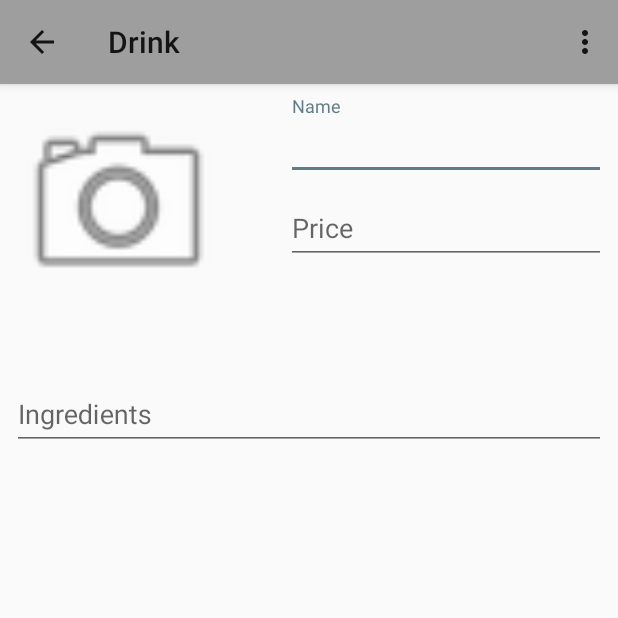
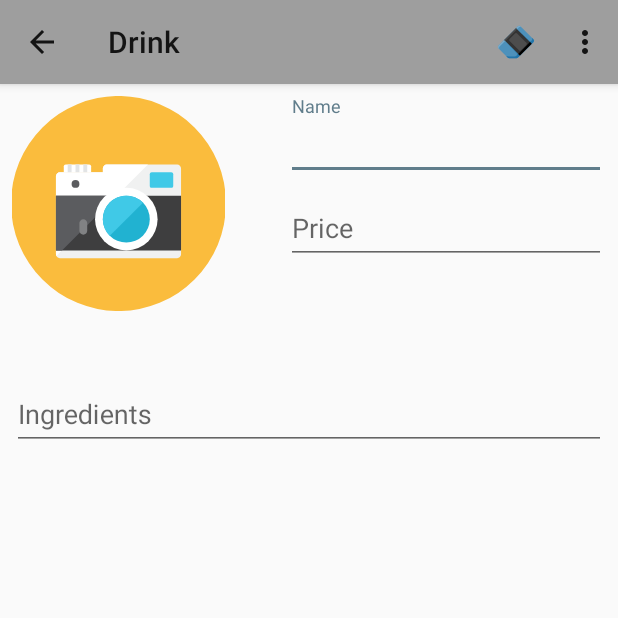
Before and after one commit to jose0410/CM20181-Gr01, an Android app: the Drink screen opened directly, with no data from a screen before it, on a phone screen of 412 x 824 dp, the top half of it. Run offline under Robolectric (Android 15) with nearby library versions, the phone set to English and light mode, and no system bars.

Commit message:
Clear button done

```diff
--- a/Labs_CM/Lab1-UI/src/main/java/co/edu/udea/compumovil/gr01_20181/labscm20181/views/Dish.java
+++ b/Labs_CM/Lab1-UI/src/main/java/co/edu/udea/compumovil/gr01_20181/labscm20181/views/Dish.java
@@ -80,7 +80,7 @@ public class Dish extends AppCompatActivity {
                 finish();
                 break;
             case R.id.clean:
-                photoImageView.setImageResource(R.drawable.ic_if_linkedin_ui_10_2335594);
+                photoImageView.setImageResource(R.drawable.ic_camera);
                 nameDishEditText.setText("");
                 priceDishEditText.setText("");
                 ingredientsDishEditText.setText("");
--- a/Labs_CM/Lab1-UI/src/main/java/co/edu/udea/compumovil/gr01_20181/labscm20181/views/Drink.java
+++ b/Labs_CM/Lab1-UI/src/main/java/co/edu/udea/compumovil/gr01_20181/labscm20181/views/Drink.java
@@ -11,6 +11,7 @@ import android.support.v7.widget.Toolbar;
 import android.view.Menu;
 import android.view.MenuItem;
 import android.view.View;
+import android.widget.EditText;
 import android.widget.ImageView;
 import android.widget.Toast;
 
@@ -23,7 +24,10 @@ import co.edu.udea.compumovil.gr01_20181.labscm20181.R;
 public class Drink extends AppCompatActivity {
 
     public static final int IMAGE_GALLERY_REQUEST = 20;
-    private ImageView addPhotoDrink;
+    private ImageView photoDrinkImageView;
+    private EditText nameDrink;
+    private EditText priceDrinkEditText;
+    private EditText ingredientsDrinkEditText;
 
     @Override
     protected void onCreate(Bundle savedInstanceState) {
@@ -35,7 +39,10 @@ public class Drink extends AppCompatActivity {
         getSupportActionBar().setDisplayHomeAsUpEnabled(true);
         getSupportActionBar().setDisplayShowHomeEnabled(true);
 
-        addPhotoDrink = findViewById(R.id.photoDrink);
+        photoDrinkImageView = findViewById(R.id.photoDrink);
+        nameDrink = findViewById(R.id.nameDrink);
+        priceDrinkEditText = findViewById(R.id.priceDrink);
+        ingredientsDrinkEditText = findViewById(R.id.ingredientsDrink);
     }
 
     @Override
@@ -49,6 +56,12 @@ public class Drink extends AppCompatActivity {
         switch (item.getItemId()){
             case R.id.exit_o:
                 finish();
+                break;
+            case R.id.clean:
+                photoDrinkImageView.setImageResource(R.drawable.ic_camera);
+                nameDrink.setText("");
+                priceDrinkEditText.setText("");
+                ingredientsDrinkEditText.setText("");
                 break;
         }
         return super.onOptionsItemSelected(item);
@@ -93,7 +106,7 @@ public class Drink extends AppCompatActivity {
 
 
                     // show the image to the user
-                    addPhotoDrink.setImageBitmap(image);
+                    photoDrinkImageView.setImageBitmap(image);
 
                 } catch (FileNotFoundException e) {
                     e.printStackTrace();
--- /dev/null
+++ b/Labs_CM/Lab1-UI/src/main/res/drawable/ic_camera.xml
@@ -0,0 +1,18 @@
+<vector android:height="24dp" android:viewportHeight="110.0"
+    android:viewportWidth="110.0" android:width="24dp" xmlns:android="http://schemas.android.com/apk/res/android">
+    <path android:fillColor="#FABC3D" android:pathData="M55,55m-55,0a55,55 0,1 1,110 0a55,55 0,1 1,-110 0"/>
+    <path android:fillColor="#F0F1F1" android:pathData="M87,81c0,1.11 -0.89,2 -2,2H25c-1.11,0 -2,-0.89 -2,-2V41c0,-1.11 0.89,-2 2,-2h22l0,-2c0,-1.11 0.89,-2 2,-2h36c1.11,0 2,0.89 2,2V81z"/>
+    <path android:fillColor="#FFFFFF" android:pathData="M49,35c-1.1,0 -2,0.9 -2,2v2H25c-1.1,0 -2,0.9 -2,2v40c0,0.31 0.08,0.61 0.21,0.87L70.08,35H49z"/>
+    <path android:fillColor="#FFFFFF" android:pathData="M41,39H27v-3c0,-0.55 0.45,-1 1,-1h12c0.55,0 1,0.45 1,1V39z"/>
+    <path android:fillColor="#40C9E7" android:pathData="M83,46c0,0.55 -0.45,1 -1,1H72c-0.55,0 -1,-0.45 -1,-1v-6c0,-0.55 0.45,-1 1,-1h10c0.55,0 1,0.45 1,1V46z"/>
+    <path android:fillColor="#5B5C5F" android:pathData="M33,45m-2,0a2,2 0,1 1,4 0a2,2 0,1 1,-4 0"/>
+    <path android:fillColor="#E2E4E5" android:pathData="M29,35h2v4h-2z"/>
+    <path android:fillColor="#E2E4E5" android:pathData="M33,35h2v4h-2z"/>
+    <path android:fillColor="#E2E4E5" android:pathData="M37,35h2v4h-2z"/>
+    <path android:fillColor="#3E3E3F" android:pathData="M23,51h64v28h-64z"/>
+    <path android:fillColor="#5B5C5F" android:pathData="M23,51l0,28l3.08,0l28,-28z"/>
+    <path android:fillColor="#FFFFFF" android:pathData="M59,63m-16,0a16,16 0,1 1,32 0a16,16 0,1 1,-32 0"/>
+    <path android:fillColor="#21B2D1" android:pathData="M59,63m-12,0a12,12 0,1 1,24 0a12,12 0,1 1,-24 0"/>
+    <path android:fillColor="#40C9E7" android:pathData="M59,51c-6.63,0 -12,5.37 -12,12c0,3.34 1.37,6.36 3.56,8.53l16.97,-16.97C65.36,52.37 62.34,51 59,51z"/>
+    <path android:fillColor="#818284" android:pathData="M39,69c0,1.11 -0.89,2 -2,2s-2,-0.89 -2,-2v-4c0,-1.11 0.89,-2 2,-2s2,0.89 2,2V69z"/>
+</vector>
--- /dev/null
+++ b/Labs_CM/Lab1-UI/src/main/res/drawable/ic_eraser.xml
@@ -0,0 +1,11 @@
+<vector android:height="50dp" android:viewportHeight="128.0"
+    android:viewportWidth="128.0" android:width="50dp" xmlns:android="http://schemas.android.com/apk/res/android">
+    <path android:fillColor="#4d91bb" android:pathData="M110.38,56.63l-34,-34a5.54,5.54 0,0 0,-7.84 0L17.62,73.62a5.54,5.54 0,0 0,0 7.84L41.5,105.33A5.54,5.54 0,0 0,45.42 107H65.6a5.54,5.54 0,0 0,3.92 -1.62l40.86,-40.86A5.54,5.54 0,0 0,110.38 56.63Z"/>
+    <path android:fillColor="#7aaccc" android:pathData="M110.38,56.63l-31.45,-31.44l31.45,31.44l0,0z"/>
+    <path android:fillColor="#7aaccc" android:pathData="M20.15,76.14 L71.1,25.19a5.54,5.54 0,0 1,7.84 0l-2.52,-2.52a5.54,5.54 0,0 0,-7.84 0L17.62,73.62a5.54,5.54 0,0 0,0 7.84L20.15,84A5.54,5.54 0,0 1,20.15 76.14Z"/>
+    <path android:fillColor="#2175aa" android:pathData="M110.38,56.63l-34,-34h0L105.73,52a5.54,5.54 0,0 1,0 7.84l-1.84,1.84a2.14,2.14 0,0 1,-3 0.05l-34.33,-32 34.64,34.64L69.89,95.68 35.25,61 67.09,95.57a2.14,2.14 0,0 1,-0.06 3c-2.06,2.06 -3.3,3.78 -6.08,3.78 -21.82,0 -21.95,0.53 -24.1,-1.62l4.64,4.64A5.54,5.54 0,0 0,45.42 107H65.6a5.54,5.54 0,0 0,3.92 -1.62l40.86,-40.86A5.54,5.54 0,0 0,110.38 56.63Z"/>
+    <path android:fillColor="#333" android:pathData="M64.08,27.16l41.8,41.8l-31.35,31.35l-41.8,-41.8z"/>
+    <path android:fillColor="#4d4d4d" android:pathData="M64.08,27.17 L32.72,58.52 35.25,61 66.6,29.69Z"/>
+    <path android:fillColor="#FF000000" android:pathData="M69.88,95.68l31.35,-31.35l4.64,4.64l-31.35,31.35z"/>
+    <path android:fillColor="#4d4d4d" android:pathData="M91.74,71.81L77.36,86.19A4,4 107.56,0 1,71.7 86.19L46.87,61.35A4,4 0,0 1,46.87 55.7L61.25,41.32A4,4 90.22,0 1,66.91 41.32L91.74,66.15A4,4 60.01,0 1,91.74 71.81z"/>
+</vector>
--- a/Labs_CM/Lab1-UI/src/main/res/layout/activity_dish.xml
+++ b/Labs_CM/Lab1-UI/src/main/res/layout/activity_dish.xml
@@ -36,7 +36,7 @@
             android:layout_marginTop="13dp"
             android:layout_weight="1"
             android:adjustViewBounds="false"
-            app:srcCompat="@drawable/ic_if_linkedin_ui_10_2335594"
+            app:srcCompat="@drawable/ic_camera"
             android:cropToPadding="false"
             android:scaleType="centerCrop"
             android:onClick="onImageGalleryClicked"/>
--- a/Labs_CM/Lab1-UI/src/main/res/layout/activity_drink.xml
+++ b/Labs_CM/Lab1-UI/src/main/res/layout/activity_drink.xml
@@ -35,7 +35,7 @@
             android:layout_height="match_parent"
             android:layout_alignParentBottom="true"
             android:layout_marginBottom="190dp"
-            android:background="@android:drawable/ic_menu_camera"
+            app:srcCompat="@drawable/ic_camera"
             android:onClick="onImageGalleryClicked"
             android:scaleType="centerCrop"
             tools:layout_editor_absoluteX="16dp"
--- a/Labs_CM/Lab1-UI/src/main/res/menu/menu_others.xml
+++ b/Labs_CM/Lab1-UI/src/main/res/menu/menu_others.xml
@@ -4,8 +4,9 @@
 
     <item android:id="@+id/clean"
         android:title="Clean"
+        android:icon="@drawable/ic_eraser"
         android:orderInCategory="100"
-        app:showAsAction="never"/>
+        app:showAsAction="ifRoom"/>
     <item android:id="@+id/exit_o"
         android:title="Exit"
         android:orderInCategory="100"
```
Also changed, not shown: Labs_CM/Lab1-UI/src/main/res/drawable/ic_if_linkedin_ui_10_2335594.xml (deleted, +0 -8 lines).
